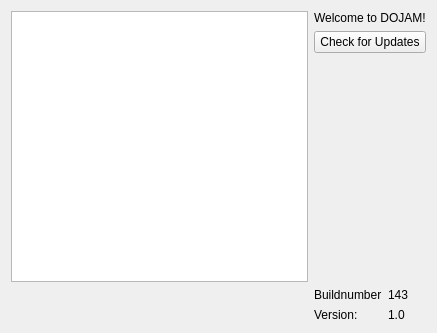
Old version of the form loader/mainwindow.ui in the repository bernb/dojam.
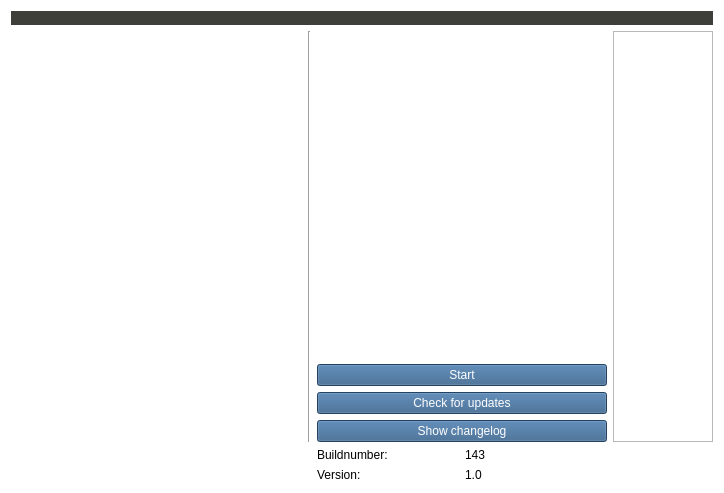
New version of the form. Icons and pictures are not drawn.

Commit message: First version of loader ui with images

Patch:
```diff
--- a/loader/mainwindow.ui
+++ b/loader/mainwindow.ui
@@ -6,8 +6,8 @@
    <rect>
     <x>0</x>
     <y>0</y>
-    <width>437</width>
-    <height>333</height>
+    <width>724</width>
+    <height>493</height>
    </rect>
   </property>
   <property name="sizePolicy">
@@ -16,32 +16,130 @@
     <verstretch>0</verstretch>
    </sizepolicy>
   </property>
+  <property name="palette">
+   <palette>
+    <active>
+     <colorrole role="Base">
+      <brush brushstyle="SolidPattern">
+       <color alpha="255">
+        <red>255</red>
+        <green>255</green>
+        <blue>255</blue>
+       </color>
+      </brush>
+     </colorrole>
+     <colorrole role="Window">
+      <brush brushstyle="SolidPattern">
+       <color alpha="255">
+        <red>255</red>
+        <green>255</green>
+        <blue>255</blue>
+       </color>
+      </brush>
+     </colorrole>
+    </active>
+    <inactive>
+     <colorrole role="Base">
+      <brush brushstyle="SolidPattern">
+       <color alpha="255">
+        <red>255</red>
+        <green>255</green>
+        <blue>255</blue>
+       </color>
+      </brush>
+     </colorrole>
+     <colorrole role="Window">
+      <brush brushstyle="SolidPattern">
+       <color alpha="255">
+        <red>255</red>
+        <green>255</green>
+        <blue>255</blue>
+       </color>
+      </brush>
+     </colorrole>
+    </inactive>
+    <disabled>
+     <colorrole role="Base">
+      <brush brushstyle="SolidPattern">
+       <color alpha="255">
+        <red>255</red>
+        <green>255</green>
+        <blue>255</blue>
+       </color>
+      </brush>
+     </colorrole>
+     <colorrole role="Window">
+      <brush brushstyle="SolidPattern">
+       <color alpha="255">
+        <red>255</red>
+        <green>255</green>
+        <blue>255</blue>
+       </color>
+      </brush>
+     </colorrole>
+    </disabled>
+   </palette>
+  </property>
   <property name="windowTitle">
    <string>Form</string>
   </property>
-  <layout class="QGridLayout" name="gridLayout_2" rowstretch="1,0">
-   <item row="0" column="1">
-    <layout class="QGridLayout" name="gridLayout" rowstretch="0,0,1,1,0,0,0" rowminimumheight="0,0,0,0,0,0,0">
+  <property name="styleSheet">
+   <string notr="true">QLabel {
+		font: 11pt &quot;Roboto&quot;
+}
+QPushButton {
+	
+	font: 11pt &quot;Roboto&quot;;
+	color: white;
+	background-color: #325D88;
+}</string>
+  </property>
+  <layout class="QGridLayout" name="gridLayout_2" rowstretch="0,0,0" columnstretch="1,1,1,0">
+   <property name="sizeConstraint">
+    <enum>QLayout::SetDefaultConstraint</enum>
+   </property>
+   <item row="1" column="2">
+    <layout class="QGridLayout" name="gridLayout" rowstretch="0,0,0,0,0,0,0">
      <property name="spacing">
       <number>6</number>
      </property>
-     <item row="1" column="0">
-      <widget class="QLabel" name="Welcome">
+     <item row="2" column="0">
+      <widget class="QPushButton" name="start_app">
        <property name="text">
-        <string>Welcome to DOJAM!</string>
+        <string>Start</string>
        </property>
       </widget>
      </item>
-     <item row="2" column="0">
+     <item row="3" column="0">
       <widget class="QPushButton" name="check_updates">
        <property name="text">
-        <string>Check for Updates</string>
+        <string>Check for updates</string>
+       </property>
+      </widget>
+     </item>
+     <item row="1" column="0">
+      <spacer name="verticalSpacer">
+       <property name="orientation">
+        <enum>Qt::Vertical</enum>
+       </property>
+       <property name="sizeHint" stdset="0">
+        <size>
+         <width>20</width>
+         <height>40</height>
+        </size>
+       </property>
+      </spacer>
+     </item>
+     <item row="4" column="0">
+      <widget class="QPushButton" name="pushButton">
+       <property name="text">
+        <string>Show changelog</string>
        </property>
       </widget>
      </item>
     </layout>
    </item>
-   <item row="1" column="1">
+   <item row="2" column="2">
     <layout class="QGridLayout" name="version_layout">
      <item row="2" column="0">
       <widget class="QLabel" name="Version">
@@ -59,7 +157,7 @@
      <item row="1" column="0">
       <widget class="QLabel" name="Buildnumber">
        <property name="text">
-        <string>Buildnumber</string>
+        <string>Buildnumber:</string>
        </property>
       </widget>
      </item>
@@ -85,10 +183,126 @@
      </item>
     </layout>
    </item>
-   <item row="0" column="0">
-    <widget class="QGraphicsView" name="doa_logo">
-     <property name="renderHints">
-      <set>QPainter::Antialiasing|QPainter::TextAntialiasing</set>
+   <item row="1" column="1">
+    <widget class="Line" name="line">
+     <property name="orientation">
+      <enum>Qt::Vertical</enum>
+     </property>
+    </widget>
+   </item>
+   <item row="1" column="0">
+    <widget class="QLabel" name="label">
+     <property name="text">
+      <string/>
+     </property>
+     <property name="pixmap">
+      <pixmap resource="images.qrc">:/com/bernbeger/dojam/doa_logo</pixmap>
+     </property>
+    </widget>
+   </item>
+   <item row="0" column="0" colspan="4">
+    <widget class="QLabel" name="dojam_image">
+     <property name="palette">
+      <palette>
+       <active>
+        <colorrole role="Base">
+         <brush brushstyle="SolidPattern">
+          <color alpha="255">
+           <red>255</red>
+           <green>255</green>
+           <blue>255</blue>
+          </color>
+         </brush>
+        </colorrole>
+        <colorrole role="Window">
+         <brush brushstyle="SolidPattern">
+          <color alpha="255">
+           <red>62</red>
+           <green>63</green>
+           <blue>58</blue>
+          </color>
+         </brush>
+        </colorrole>
+       </active>
+       <inactive>
+        <colorrole role="Base">
+         <brush brushstyle="SolidPattern">
+          <color alpha="255">
+           <red>255</red>
+           <green>255</green>
+           <blue>255</blue>
+          </color>
+         </brush>
+        </colorrole>
+        <colorrole role="Window">
+         <brush brushstyle="SolidPattern">
+          <color alpha="255">
+           <red>62</red>
+           <green>63</green>
+           <blue>58</blue>
+          </color>
+         </brush>
+        </colorrole>
+       </inactive>
+       <disabled>
+        <colorrole role="Base">
+         <brush brushstyle="SolidPattern">
+          <color alpha="255">
+           <red>62</red>
+           <green>63</green>
+           <blue>58</blue>
+          </color>
+         </brush>
+        </colorrole>
+        <colorrole role="Window">
+         <brush brushstyle="SolidPattern">
+          <color alpha="255">
+           <red>62</red>
+           <green>63</green>
+           <blue>58</blue>
+          </color>
+         </brush>
+        </colorrole>
+       </disabled>
+      </palette>
+     </property>
+     <property name="autoFillBackground">
+      <bool>true</bool>
+     </property>
+     <property name="text">
+      <string/>
+     </property>
+     <property name="pixmap">
+      <pixmap resource="images.qrc">:/com/bernbeger/dojam/dojam_logo</pixmap>
+     </property>
+     <property name="margin">
+      <number>5</number>
+     </property>
+    </widget>
+   </item>
+   <item row="1" column="3">
+    <widget class="QTextBrowser" name="changelog">
+     <property name="sizePolicy">
+      <sizepolicy hsizetype="Expanding" vsizetype="Expanding">
+       <horstretch>0</horstretch>
+       <verstretch>0</verstretch>
+      </sizepolicy>
+     </property>
+     <property name="sizeAdjustPolicy">
+      <enum>QAbstractScrollArea::AdjustToContents</enum>
+     </property>
+     <property name="lineWrapMode">
+      <enum>QTextEdit::WidgetWidth</enum>
+     </property>
+     <property name="html">
+      <string>&lt;!DOCTYPE HTML PUBLIC &quot;-//W3C//DTD HTML 4.0//EN&quot; &quot;http://www.w3.org/TR/REC-html40/strict.dtd&quot;&gt;
+&lt;html&gt;&lt;head&gt;&lt;meta name=&quot;qrichtext&quot; content=&quot;1&quot; /&gt;&lt;style type=&quot;text/css&quot;&gt;
+p, li { white-space: pre-wrap; }
+&lt;/style&gt;&lt;/head&gt;&lt;body style=&quot; font-family:'Sans Serif'; font-size:9pt; font-weight:400; font-style:normal;&quot;&gt;
+&lt;p style=&quot;-qt-paragraph-type:empty; margin-top:0px; margin-bottom:0px; margin-left:0px; margin-right:0px; -qt-block-indent:0; text-indent:0px;&quot;&gt;&lt;br /&gt;&lt;/p&gt;&lt;/body&gt;&lt;/html&gt;</string>
+     </property>
+     <property name="acceptRichText">
+      <bool>false</bool>
      </property>
     </widget>
    </item>
```
Left out of the diff: 4 changed lines with no effect on the pictures. The commit also changes 4 other files.
